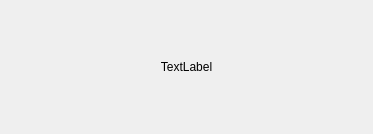
The window that ui/systemmessageform.ui (Korostast/chat-database-project) describes before a commit, drawn with Qt 5.
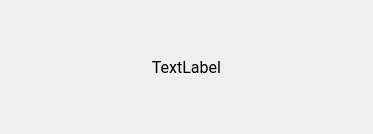
The same window after the commit.

Commit message: Added style sheet. New fonts. New icons. Fixed bugs.

```diff
--- a/ui/systemmessageform.ui
+++ b/ui/systemmessageform.ui
@@ -16,6 +16,12 @@
   <layout class="QVBoxLayout" name="verticalLayout">
    <item>
     <widget class="QLabel" name="system_message_content">
+     <property name="font">
+      <font>
+       <family>Roboto</family>
+       <pointsize>12</pointsize>
+      </font>
+     </property>
      <property name="text">
       <string>TextLabel</string>
      </property>
```
The commit also changes 22 other files.
